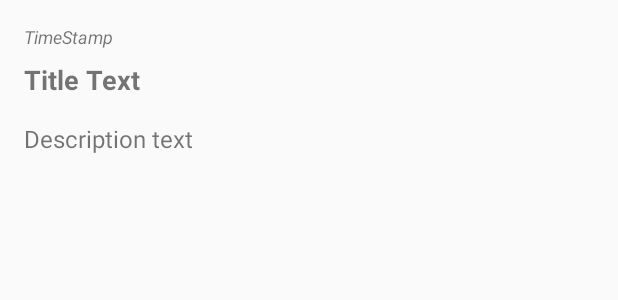
After one commit to vishalambre/NoteKeeper, an Android app: the layout activity_note_details.xml on its own in the app's theme, with its tools: preview values and no code run, on a phone screen of 412 x 824 dp. The commit adds this screen. Shown: the top 300 px of the screen. Run offline under Robolectric (Android 15) with nearby library versions, the phone set to English and light mode, and no system bars.

Commit message:
- Add timestamp field for Note data class - Create long extension to convert the timestamp to date time string as per the requirement - Add an alert dialog to shown when a valid note is present before destroying the screen - Add NoteDetailsActivity which shows the note details based on the intent passed to it; the intent contains the note object - Remove logic of dummy notes implementation in NoteListActivity - Connect the NoteListActivity to its ViewModel - Take the data from the NoteData singleton - Bind the new timestamp field in the note list item - Handle adding of new note in NewNoteActivity and also create it's ViewModel - Create a NoteData singleton which acts as the single source of truth - Add RecyclerViewAnimation in NoteListActivity -

```diff
--- a/app/src/main/AndroidManifest.xml
+++ b/app/src/main/AndroidManifest.xml
@@ -16,7 +16,8 @@
                 <category android:name="android.intent.category.LAUNCHER" />
             </intent-filter>
         </activity>
-        <activity android:name=".ui.newnote.NewNoteActivity" />
+        <activity android:name=".ui.newnote.NewNoteActivity" android:label="Create Note"/>
+        <activity android:name=".ui.notedetail.NoteDetailsActivity" android:label="Note Details"/>
     </application>
 
 </manifest>
--- /dev/null
+++ b/app/src/main/res/anim/note_item_layout_animation.xml
@@ -0,0 +1,4 @@
+<?xml version="1.0" encoding="utf-8"?>
+<layoutAnimation xmlns:android="http://schemas.android.com/apk/res/android"
+    android:animation="@android:anim/slide_in_left"
+    android:delay="10%" />
--- /dev/null
+++ b/app/src/main/res/layout/activity_note_details.xml
@@ -0,0 +1,41 @@
+<?xml version="1.0" encoding="utf-8"?>
+<layout xmlns:android="http://schemas.android.com/apk/res/android"
+    xmlns:tools="http://schemas.android.com/tools">
+
+    <ScrollView
+        android:layout_width="match_parent"
+        android:layout_height="match_parent">
+
+        <LinearLayout
+            android:layout_width="match_parent"
+            android:layout_height="wrap_content"
+            android:layout_margin="@dimen/grid_2"
+            android:orientation="vertical">
+
+            <TextView
+                android:id="@+id/tv_note_timestamp"
+                android:layout_width="wrap_content"
+                android:layout_height="wrap_content"
+                android:textSize="@dimen/note_timestamp"
+                android:textStyle="italic"
+                tools:text="TimeStamp" />
+
+            <TextView
+                android:id="@+id/tv_note_title"
+                android:layout_width="wrap_content"
+                android:layout_height="wrap_content"
+                android:textStyle="bold"
+                android:textSize="@dimen/note_heading"
+                android:layout_marginVertical="@dimen/grid_2_half"
+                tools:text="Title Text" />
+
+            <TextView
+                android:id="@+id/tv_note_description"
+                android:layout_width="wrap_content"
+                android:layout_height="wrap_content"
+                android:layout_marginVertical="@dimen/grid_2_half"
+                android:textSize="@dimen/note_description"
+                tools:text="Description text" />
+        </LinearLayout>
+    </ScrollView>
+</layout>
--- a/app/src/main/res/layout/activity_note_list.xml
+++ b/app/src/main/res/layout/activity_note_list.xml
@@ -11,6 +11,7 @@
             android:id="@+id/rcv_note_list"
             android:layout_width="match_parent"
             android:layout_height="match_parent"
+            android:layoutAnimation="@anim/note_item_layout_animation"
             tools:listitem="@layout/item_note_list" />
 
         <com.google.android.material.floatingactionbutton.FloatingActionButton
--- a/app/src/main/res/values/dimens.xml
+++ b/app/src/main/res/values/dimens.xml
@@ -2,9 +2,11 @@
 <resources>
     <!--    Grid Dimens-->
     <dimen name="grid_2">16dp</dimen>
+    <dimen name="grid_2_half">8dp</dimen>
     <dimen name="card_view_corner_radius">10dp</dimen>
     <dimen name="card_view_elevation">3dp</dimen>
-    <!--    String dimens-->
+    <!--    Text dimens-->
     <dimen name="note_heading">18sp</dimen>
-    <dimen name="note_description">12sp</dimen>
+    <dimen name="note_description">16sp</dimen>
+    <dimen name="note_timestamp">12sp</dimen>
 </resources>
--- a/app/src/main/res/values/strings.xml
+++ b/app/src/main/res/values/strings.xml
@@ -4,4 +4,8 @@
     <string name="note_title">Title</string>
     <string name="note_description">Description</string>
     <string name="save_note">Save Note</string>
+    <string name="discard_note_waring">Warning</string>
+    <string name="discard_note_message">Discard this note</string>
+    <string name="discard_btn_text">DISCARD</string>>
+    <string name="cancel_btn_text">CANCEL</string>>
 </resources>
```
Also changed, not shown: app/src/main/java/com/vishal/notekeeper/NoteData.kt (added, +27 -0 lines), app/src/main/java/com/vishal/notekeeper/data/Note.kt (+9 -1 lines), app/src/main/java/com/vishal/notekeeper/extensionutils/longextensions.kt (added, +11 -0 lines), app/src/main/java/com/vishal/notekeeper/ui/newnote/NewNoteActivity.kt (+46 -3 lines), app/src/main/java/com/vishal/notekeeper/ui/notedetail/NoteDetailsActivity.kt (added, +40 -0 lines), app/src/main/java/com/vishal/notekeeper/ui/notelist/NoteListActivity.kt (+16 -12 lines), app/src/main/java/com/vishal/notekeeper/ui/notelist/NoteListAdapter.kt (+32 -7 lines), app/src/main/java/com/vishal/notekeeper/viewmodels/NewNoteActivityViewModel.kt (+9 -5 lines), app/src/main/java/com/vishal/notekeeper/viewmodels/NoteListActivityViewModel.kt (added, +11 -0 lines), app/src/main/res/layout/item_note_list.xml (+14 -3 lines).
